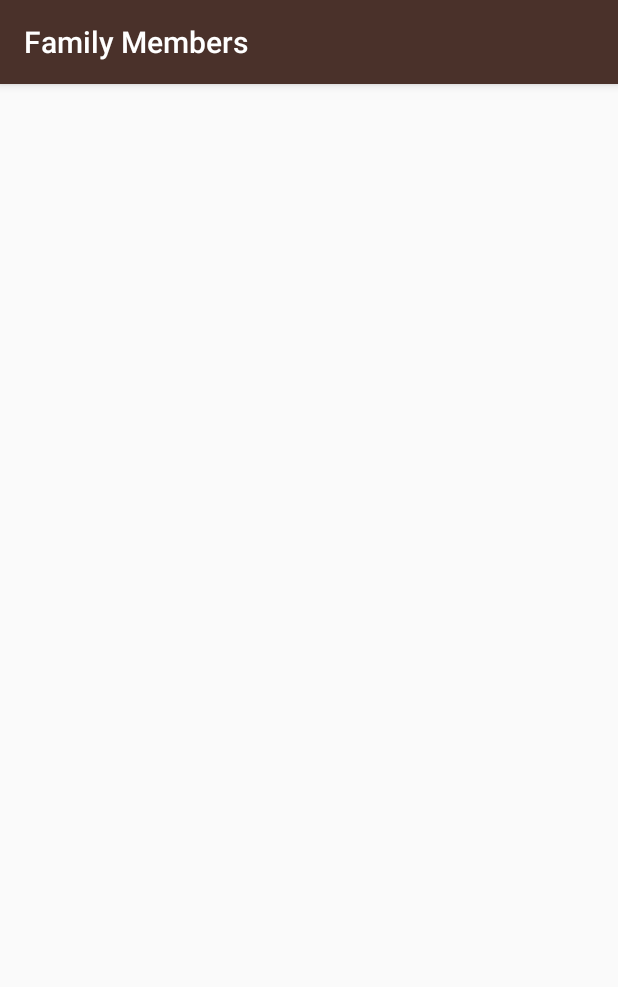
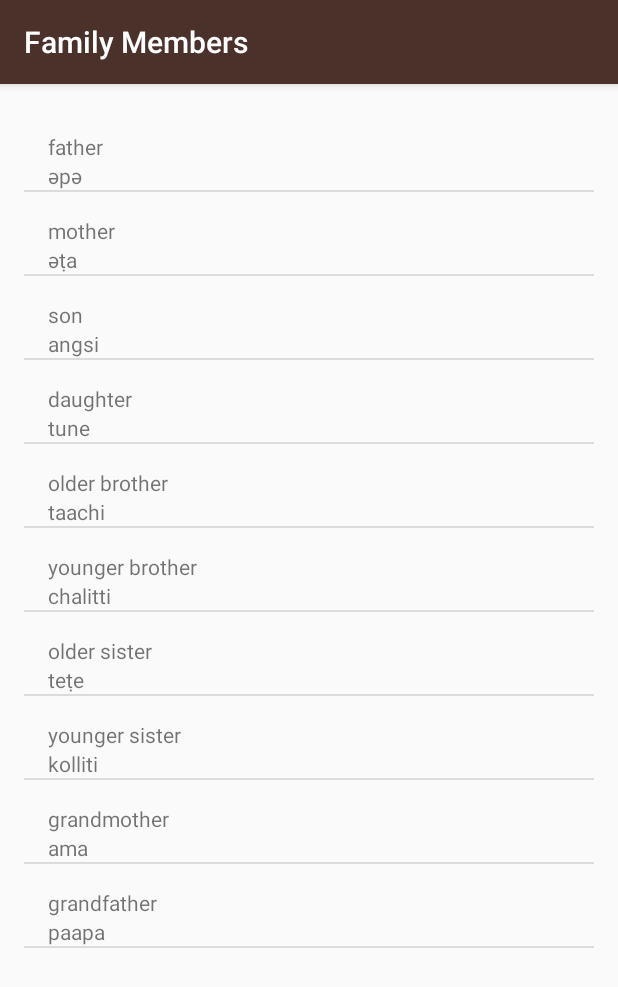
Before and after one commit to raklane/Android, an Android app: the FamilyMembersActivity screen opened directly, with no data from a screen before it, on a phone screen of 412 x 824 dp. Shown: the top 987 px of the screen. Run offline under Robolectric (Android 15) with nearby library versions, the light colour scheme and no system bars.

Commit message:
ArrayAdapter, Custom ArrayAdapter

```diff
--- a/Miwok/app/src/main/java/com/example/android/miwok/FamilyMembersActivity.java
+++ b/Miwok/app/src/main/java/com/example/android/miwok/FamilyMembersActivity.java
@@ -2,12 +2,32 @@ package com.example.android.miwok;
 
 import android.support.v7.app.AppCompatActivity;
 import android.os.Bundle;
+import android.widget.ListView;
+
+import java.util.ArrayList;
 
 public class FamilyMembersActivity extends AppCompatActivity {
 
     @Override
     protected void onCreate(Bundle savedInstanceState) {
         super.onCreate(savedInstanceState);
-        setContentView(R.layout.activity_family_members);
+        setContentView(R.layout.words_list);
+
+        ArrayList<Word> words = new ArrayList<Word>();
+        words.add(new Word("father","әpә"));
+        words.add(new Word("mother","әṭa"));
+        words.add(new Word("son","angsi"));
+        words.add(new Word("daughter","tune"));
+        words.add(new Word("older brother","taachi"));
+        words.add(new Word("younger brother","chalitti"));
+        words.add(new Word("older sister","teṭe"));
+        words.add(new Word("younger sister","kolliti"));
+        words.add(new Word("grandmother","ama"));
+        words.add(new Word("grandfather","paapa"));
+
+        WordAdapter wordWordAdapter = new WordAdapter(this, words);
+        ListView listView = (ListView) findViewById(R.id.list);
+        listView.setAdapter(wordWordAdapter);
+
     }
 }
--- /dev/null
+++ b/Miwok/app/src/main/java/com/example/android/miwok/Word.java
@@ -0,0 +1,26 @@
+package com.example.android.miwok;
+
+/**
+ * {@link Word} represents a vocabulary word that the user wants to learn.
+ * It contains a default translation and a miwok translation of the word.
+ */
+
+public class Word {
+
+        private String mDefaultTranslation;
+        private String mMiwokTranslation;
+
+    public Word(String defaultTranslation, String miwokTranslation) {
+        mDefaultTranslation = defaultTranslation;
+        mMiwokTranslation = miwokTranslation;
+    }
+
+        public String getDefaultTranslation() {
+            return mDefaultTranslation;
+        }
+
+        public String getMiwokTranslation() {
+            return mMiwokTranslation;
+        }
+
+}
--- /dev/null
+++ b/Miwok/app/src/main/java/com/example/android/miwok/WordAdapter.java
@@ -0,0 +1,64 @@
+package com.example.android.miwok;
+
+import android.app.Activity;
+import android.content.Context;
+import android.support.annotation.NonNull;
+import android.support.annotation.Nullable;
+import android.view.LayoutInflater;
+import android.view.View;
+import android.view.ViewGroup;
+import android.widget.ArrayAdapter;
+import android.widget.TextView;
+
+import java.util.ArrayList;
+
+public class WordAdapter extends ArrayAdapter<Word> {
+
+    /**
+     * This is the default constructor for WordAdapter
+     * @param context is used to inflate the layout file
+     * @param words is the list of data that we want to populate into these lists
+     */
+    public WordAdapter(@NonNull Activity context, ArrayList<Word> words) {
+        /**
+         * Here we initialize the ArrayAdapter's internal storage for the context and the list.
+         * The second argument is used when the ArrayAdapter is populating a single TextView.
+         * Since, it is a Custom adapter, the adapter is not going to use this. So, passing 0.
+         */
+        super(context,0, words);
+    }
+
+    /**
+     * Provides the view for an AdapterView (ListView, TextView, etc...)
+     * @param position The position in the list of data where the new item should be displayed
+     * @param convertView The recycled view to populate
+     * @param parent The parent ViewGroup that is used for inflation
+     * @return The view for the position in the AdapterView
+     */
+    @NonNull
+
+    @Override
+    public View getView(int position, @Nullable View convertView, @NonNull ViewGroup parent) {
+
+        //check if the existing view is being reused, otherwise inflate the view
+        View listItemView = convertView;
+        if (listItemView == null) {
+            listItemView = LayoutInflater.from(getContext()).inflate(R.layout.list_item,parent,false);
+        }
+
+        //Get the {@link Word} object located at this position in the list
+        Word words = getItem(position);
+
+        //find the TextView for default translation in the list_item.xml
+        TextView defaultTranslationTextView = (TextView) listItemView.findViewById(R.id.default_text_view);
+        //Assign the default translation from the Word object to this TextView
+        defaultTranslationTextView.setText(words.getDefaultTranslation());
+
+        //find the TextView for default translation in the list_item.xml
+        TextView miwokTranslationTextView = (TextView) listItemView.findViewById(R.id.miwok_text_view);
+        //Assign the default translation from the Word object to this TextView
+        miwokTranslationTextView.setText(words.getMiwokTranslation());
+
+        return listItemView;
+    }
+}
--- a/Miwok/app/src/main/res/layout/activity_family_members.xml
+++ /dev/null
@@ -1,9 +0,0 @@
-<?xml version="1.0" encoding="utf-8"?>
-<android.support.constraint.ConstraintLayout xmlns:android="http://schemas.android.com/apk/res/android"
-    xmlns:app="http://schemas.android.com/apk/res-auto"
-    xmlns:tools="http://schemas.android.com/tools"
-    android:layout_width="match_parent"
-    android:layout_height="match_parent"
-    tools:context=".FamilyMembersActivity">
-
-</android.support.constraint.ConstraintLayout>
--- a/Miwok/app/src/main/res/layout/activity_number.xml
+++ b/Miwok/app/src/main/res/layout/words_list.xml
@@ -8,5 +8,4 @@
     android:paddingBottom="@dimen/activity_vertical_margin"
     android:paddingLeft="@dimen/activity_horizontal_margin"
     android:paddingRight="@dimen/activity_horizontal_margin"
-    android:paddingTop="@dimen/activity_vertical_margin"
-    tools:context="com.example.android.miwok.NumberActivity"/>
+    android:paddingTop="@dimen/activity_vertical_margin"/>
```
Also changed, not shown: Miwok/app/src/main/java/com/example/android/miwok/ColorsActivity.java (+19 -1 lines), Miwok/app/src/main/java/com/example/android/miwok/NumberActivity.java (+14 -15 lines), Miwok/app/src/main/java/com/example/android/miwok/PhrasesActivity.java (+21 -1 lines), Miwok/app/src/main/res/layout/activity_colors.xml (deleted, +0 -9 lines), Miwok/app/src/main/res/layout/activity_phrases.xml (deleted, +0 -9 lines), Miwok/app/src/main/res/layout/list_item.xml (+4 -4 lines), 1 other file.
